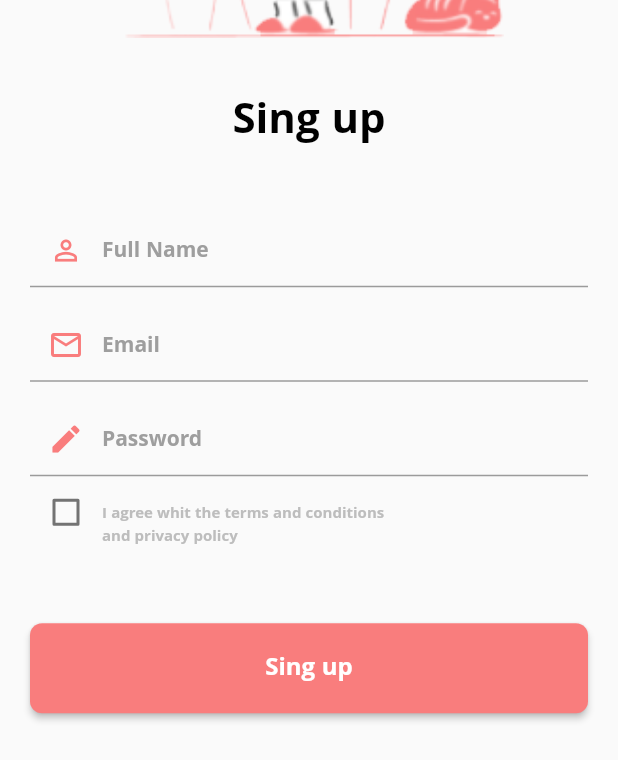
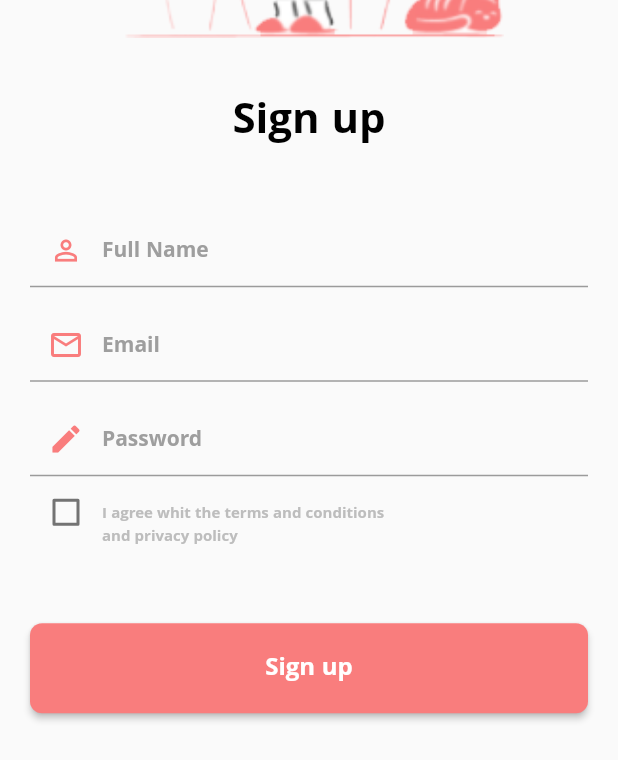
Before and after one commit to PhloxCompany/login_ui, a Flutter app: the SingUpPage screen opened directly, on a phone screen of 412 x 824 dp. Shown: the part 366-1126 px from the top of the screen. Run offline on Flutter 3.47's test engine with Material 2 defaults, Android fonts, the phone set to English and light mode, and no system bars.

Commit message:
first commit

```diff
--- a/lib/login_ui/sing_up_page.dart
+++ b/lib/login_ui/sing_up_page.dart
@@ -32,7 +32,7 @@ class _SingUpPageState extends State<SingUpPage> {
                 height: 34,
               ),
               const Text(
-                'Sing up',
+                'Sign up',
                 style: TextStyle(
                     fontWeight: FontWeight.bold,
                     fontSize: 28,
@@ -104,7 +104,7 @@ class _SingUpPageState extends State<SingUpPage> {
                   shape: RoundedRectangleBorder(
                       borderRadius: BorderRadius.circular(8)),
                   child: const Text(
-                    'Sing up',
+                    'Sign up',
                     style: TextStyle(color: Colors.white, fontSize: 16),
                   ),
                   onPressed: () {},
--- a/lib/main.dart
+++ b/lib/main.dart
@@ -17,6 +17,7 @@ class MyApp extends StatelessWidget {
         fontFamily: 'samim',
         primarySwatch: Colors.blue,
       ),
+      debugShowCheckedModeBanner: false,
       home: const LoginUiPage(),
     );
   }
```
